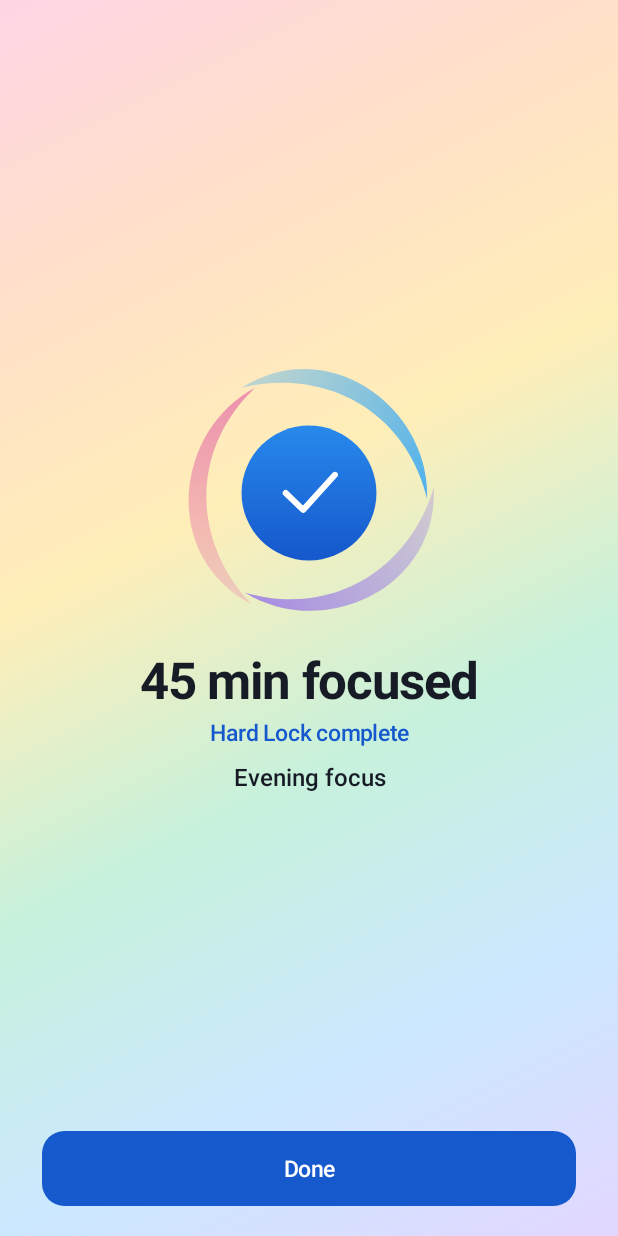
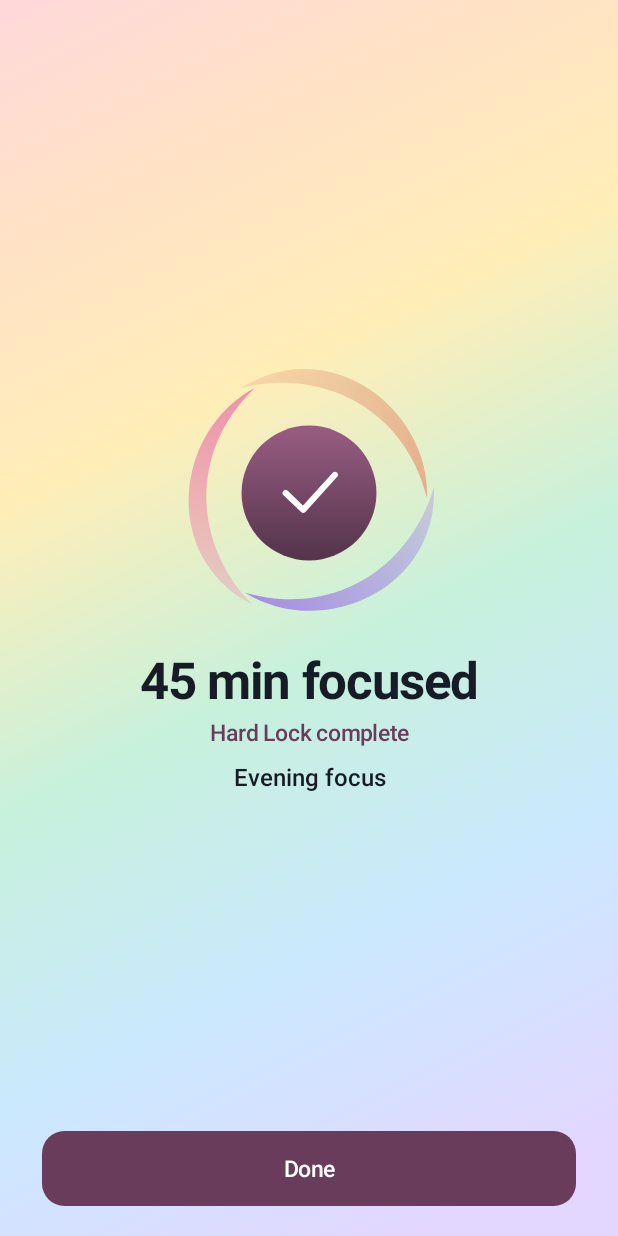
Before and after one commit to jichoi33/Focus-Lock, an Android app built with Jetpack Compose: the @Preview function CompletionPreview, on a phone screen of 412 x 824 dp. Run offline under Robolectric (Android 15) with nearby library versions, the phone set to English and light mode, and no system bars.

Commit message:
Animate rainbow surfaces, coordinate their controls and refresh the project README

```diff
--- a/app/build.gradle
+++ b/app/build.gradle
@@ -12,8 +12,8 @@ android {
         applicationId 'com.focuslock.app.preview18'
         minSdk 26
         targetSdk 35
-        versionCode 42
-        versionName '1.10.4'
+        versionCode 43
+        versionName '1.10.5'
         resourceConfigurations += ['en']
     }
     compileOptions {
--- a/app/src/main/java/com/focuslock/app/CompletionScreen.kt
+++ b/app/src/main/java/com/focuslock/app/CompletionScreen.kt
@@ -6,7 +6,7 @@ import androidx.compose.animation.core.animateFloat
 import androidx.compose.animation.core.infiniteRepeatable
 import androidx.compose.animation.core.rememberInfiniteTransition
 import androidx.compose.animation.core.tween
-import androidx.compose.foundation.background
+import androidx.compose.ui.draw.clipToBounds
 import androidx.compose.foundation.layout.*
 import androidx.compose.foundation.rememberScrollState
 import androidx.compose.foundation.verticalScroll
@@ -40,14 +40,14 @@ internal data class CompletedFocus(val mode: Int, val name: String, val millis:
 
 @Composable
 internal fun CompletionScreen(modes: Int, results: List<CompletedFocus>, onDone: () -> Unit) {
-    val colors = MaterialTheme.colorScheme
+    val accent = rainbowAccent()
     val modeLabel = when (modes) {
         SessionCompletion.HARD -> "Hard Lock complete"
         SessionCompletion.SOFT -> "Soft Lock complete"
         else -> "Hard Lock and Soft Lock complete"
     }
     Box(
-        Modifier.fillMaxSize().background(focusRainbow()).safeDrawingPadding(),
+        Modifier.fillMaxSize().clipToBounds().focusRainbow().safeDrawingPadding(),
         contentAlignment = Alignment.Center
     ) {
         Column(Modifier.widthIn(max = 420.dp).fillMaxSize().padding(horizontal = 28.dp, vertical = 20.dp)) {
@@ -65,7 +65,7 @@ internal fun CompletionScreen(modes: Int, results: List<CompletedFocus>, onDone:
                     Text(singleResult?.timeLabel ?: "Nicely done.", Modifier.semantics { heading() },
                         style = MaterialTheme.typography.headlineLarge, textAlign = TextAlign.Center)
                     Spacer(Modifier.height(6.dp))
-                    Text(modeLabel, style = MaterialTheme.typography.labelLarge, color = colors.primary,
+                    Text(modeLabel, style = MaterialTheme.typography.labelLarge, color = accent,
                         textAlign = TextAlign.Center)
                     results.forEach { result ->
                         val name = result.name.takeUnless { it.isBlank() || (result.mode == SessionCompletion.HARD && it == "Hard Lock") }
@@ -77,7 +77,7 @@ internal fun CompletionScreen(modes: Int, results: List<CompletedFocus>, onDone:
                         } else if (result.timeLabel != null || name != null) {
                             val mode = if (result.mode == SessionCompletion.HARD) "Hard Lock" else "Soft Lock"
                             Spacer(Modifier.height(16.dp))
-                            Text(mode, style = MaterialTheme.typography.labelMedium, color = colors.primary)
+                            Text(mode, style = MaterialTheme.typography.labelMedium, color = accent)
                             result.timeLabel?.let {
                                 Text(it, style = MaterialTheme.typography.titleLarge, textAlign = TextAlign.Center)
                             }
@@ -89,7 +89,7 @@ internal fun CompletionScreen(modes: Int, results: List<CompletedFocus>, onDone:
                 }
             }
             Spacer(Modifier.height(12.dp))
-            PrimaryButton("Done", onDone)
+            PrimaryButton("Done", onDone, colors = rainbowButtonColors())
         }
     }
 }
@@ -113,11 +113,11 @@ private fun CompletionMark() {
             cubicTo(cx - r * 0.32f, cy - r * 0.94f, cx - r * 0.85f, cy - r * 0.46f, cx - r * 0.95f, cy + r * 0.16f)
             close()
         }
-        val ribbons = listOf(Color(0xFF49AEEF), Color(0xFFA388E3), Color(0xFFEB8EAC)).map { hue ->
+        val ribbons = listOf(Color(0xFFE7AB87), Color(0xFFA388E3), Color(0xFFEB8EAC)).map { hue ->
             Brush.linearGradient(listOf(hue.copy(alpha = 0.36f), hue),
                 Offset(cx - r, cy), Offset(cx + r * 0.4f, cy - r))
         }
-        val enamel = Brush.linearGradient(listOf(Color(0xFF2787EB), Color(0xFF1659CD)),
+        val enamel = Brush.linearGradient(listOf(Color(0xFF965C80), Color(0xFF56354D)),
             Offset(cx, cy - r * 0.48f), Offset(cx, cy + r * 0.48f))
         val check = Path().apply {
             moveTo(cx - r * 0.18f, cy)
--- a/app/src/main/java/com/focuslock/app/FocusScreen.kt
+++ b/app/src/main/java/com/focuslock/app/FocusScreen.kt
@@ -239,11 +239,11 @@ private fun SessionCard(duration: DurationInput, edit: () -> Unit, label: String
                         style = TextStyle(fontSize = 48.sp, lineHeight = 54.sp, letterSpacing = (-2).sp,
                             fontWeight = FontWeight.Medium, fontFeatureSettings = "'tnum'"))
                 }
-                Text("Edit", style = MaterialTheme.typography.labelLarge, color = MaterialTheme.colorScheme.primary)
+                Text("Edit", style = MaterialTheme.typography.labelLarge, color = rainbowAccent())
             }
             rules?.invoke()
         }
-        PrimaryButton(label, start)
+        PrimaryButton(label, start, colors = rainbowButtonColors())
     }
 }
 
--- a/app/src/main/java/com/focuslock/app/FocusTheme.kt
+++ b/app/src/main/java/com/focuslock/app/FocusTheme.kt
@@ -1,5 +1,12 @@
 package com.focuslock.app
 
+import android.animation.ValueAnimator
+import androidx.compose.animation.core.*
+import androidx.compose.ui.draw.clip
+import androidx.compose.ui.draw.drawWithCache
+import androidx.compose.ui.geometry.Size
+import androidx.compose.ui.graphics.drawscope.translate
+import androidx.compose.ui.platform.LocalInspectionMode
 import android.media.AudioAttributes
 import android.os.VibrationEffect
 import android.os.Vibrator
@@ -122,14 +129,29 @@ internal fun GroupCard(modifier: Modifier = Modifier, content: @Composable Colum
 }
 
 @Composable
-internal fun focusRainbow(): Brush {
+internal fun Modifier.focusRainbow(): Modifier {
     val dark = isSystemInDarkTheme()
-    return remember(dark) {
-        val stops = if (dark) listOf(Color(0xFF3B1D42), Color(0xFF452D25), Color(0xFF36361B), Color(0xFF153F39),
+    val stops = remember(dark) {
+        if (dark) listOf(Color(0xFF3B1D42), Color(0xFF452D25), Color(0xFF36361B), Color(0xFF153F39),
             Color(0xFF192E50), Color(0xFF302447))
         else listOf(Color(0xFFFFD5E5), Color(0xFFFFE0C9), Color(0xFFFFEEB8), Color(0xFFC7F1DC),
             Color(0xFFCBE8FF), Color(0xFFE3D7FF))
-        Brush.linearGradient(stops)
+    }
+    val motion = !LocalInspectionMode.current && ValueAnimator.areAnimatorsEnabled()
+    val drift = if (motion) rememberInfiniteTransition(label = "Rainbow background").animateFloat(
+        initialValue = -1f, targetValue = 1f,
+        animationSpec = infiniteRepeatable(tween(9500, easing = FastOutSlowInEasing), RepeatMode.Reverse),
+        label = "Color drift"
+    ) else null
+    return drawWithCache {
+        val dx = size.width * 0.22f
+        val dy = size.height * 0.16f
+        val brush = Brush.linearGradient(stops, Offset(dx, dy), Offset(dx + size.width, dy + size.height))
+        val extent = Size(size.width + 2 * dx, size.height + 2 * dy)
+        onDrawBehind {
+            val shift = drift?.value ?: 0f
+            translate(dx * (shift - 1f), dy * (shift - 1f)) { drawRect(brush, size = extent) }
+        }
     }
 }
 
@@ -139,7 +161,7 @@ internal fun TimerCard(modifier: Modifier = Modifier, rainbow: Boolean = false,
     val shape = RoundedCornerShape(28.dp)
     Column(
         modifier.fillMaxWidth()
-            .then(if (rainbow) Modifier.background(focusRainbow(), shape) else Modifier.background(colors.primaryContainer, shape))
+            .then(if (rainbow) Modifier.clip(shape).focusRainbow() else Modifier.background(colors.primaryContainer, shape))
             .padding(20.dp),
         verticalArrangement = Arrangement.spacedBy(15.dp),
         content = content
@@ -251,8 +273,19 @@ internal fun Caption(text: String, modifier: Modifier = Modifier) =
     Text(text, modifier, color = MaterialTheme.colorScheme.onSurfaceVariant, style = MaterialTheme.typography.bodySmall)
 
 @Composable
-internal fun PrimaryButton(label: String, onClick: () -> Unit, modifier: Modifier = Modifier) {
-    Button(onClick, modifier.fillMaxWidth().heightIn(min = 50.dp), shape = RoundedCornerShape(15.dp)) {
+internal fun rainbowAccent(): Color =
+    if (isSystemInDarkTheme()) Color(0xFFF0BFD9) else Color(0xFF693C5B)
+
+@Composable
+internal fun rainbowButtonColors() = ButtonDefaults.buttonColors(
+    containerColor = rainbowAccent(),
+    contentColor = if (isSystemInDarkTheme()) Color(0xFF371F31) else Color.White
+)
+
+@Composable
+internal fun PrimaryButton(label: String, onClick: () -> Unit, modifier: Modifier = Modifier,
+                          colors: ButtonColors = ButtonDefaults.buttonColors()) {
+    Button(onClick, modifier.fillMaxWidth().heightIn(min = 50.dp), shape = RoundedCornerShape(15.dp), colors = colors) {
         Text(label)
     }
 }
```
Also changed, not shown: 2 other files.
